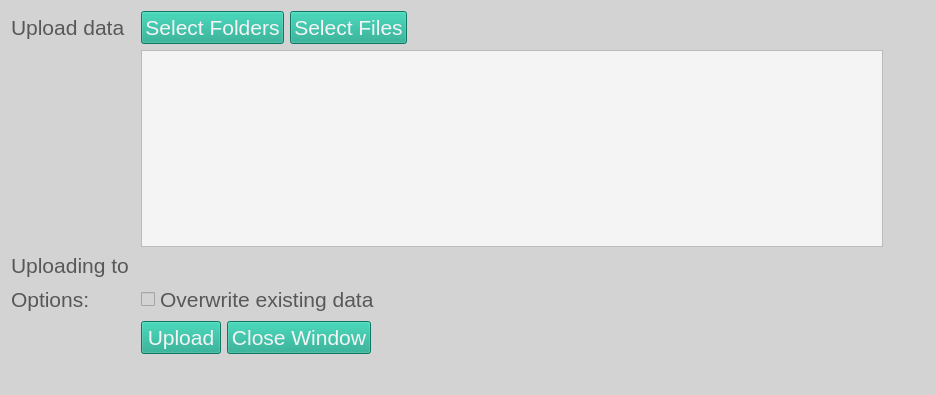
First picture: the form in ibridgesgui/ui_files/uploadData.ui, repository iBridges-for-iRODS/iBridges-GUI, before the edit.
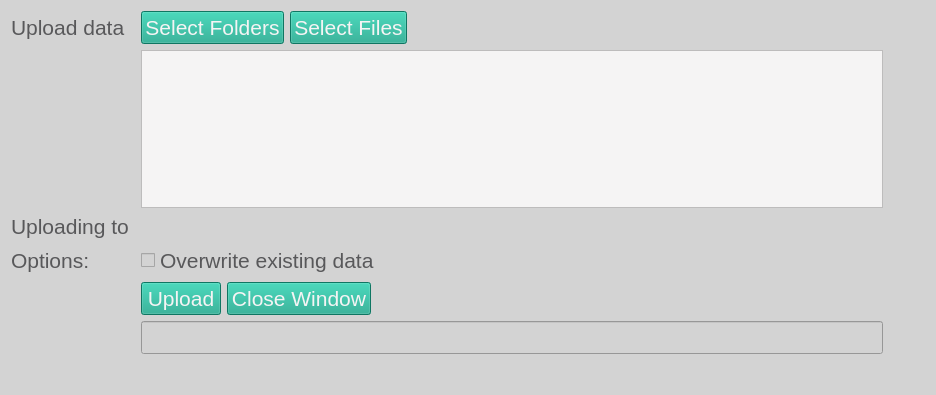
Second picture: the form after the edit.

Diff of the .ui file:
```diff
--- a/ibridgesgui/ui_files/uploadData.ui
+++ b/ibridgesgui/ui_files/uploadData.ui
@@ -23,6 +23,11 @@
     font: 16pt
 }
 
+QProgressBar::chunk
+{
+  background-color: rgb(21, 165, 137);
+}
+
 QLabel#error_label
 {
     color: rgb(220, 130, 30);
@@ -187,6 +192,19 @@
    <item row="1" column="2">
     <widget class="QTextBrowser" name="sources_list"/>
    </item>
+   <item row="5" column="2">
+    <widget class="QProgressBar" name="progress_bar">
+     <property name="maximum">
+      <number>100</number>
+     </property>
+     <property name="value">
+      <number>0</number>
+     </property>
+     <property name="textVisible">
+      <bool>false</bool>
+     </property>
+    </widget>
+   </item>
   </layout>
  </widget>
  <resources/>
```
Left out of the diff: 116 changed lines with no effect on the pictures.
